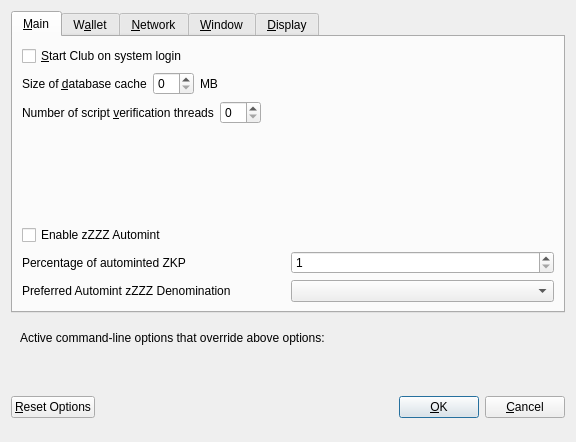
First picture: the form in src/qt/forms/optionsdialog.ui, repository jonspock/tessa, before the edit.
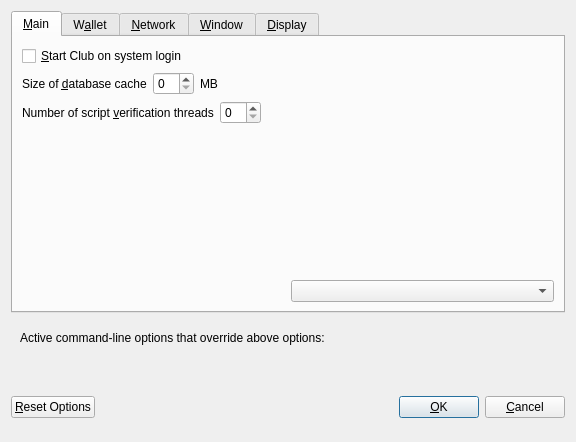
Second picture: the form after the edit. Custom widgets are drawn as their Qt base class.

Patch:
```diff
--- a/src/qt/forms/optionsdialog.ui
+++ b/src/qt/forms/optionsdialog.ui
@@ -130,41 +130,8 @@
          </property>
         </spacer>
        </item>
-       <item>
-        <widget class="QCheckBox" name="checkBoxZeromintEnable">
-         <property name="toolTip">
-          <string>Enable automatic minting of Club units to ZKP</string>
-         </property>
-         <property name="layoutDirection">
-          <enum>Qt::LeftToRight</enum>
-         </property>
-         <property name="text">
-          <string>Enable zZZZ Automint</string>
-         </property>
-        </widget>
-       </item>
        <item>
         <layout class="QHBoxLayout" name="horizontalLayout_3">
-         <item>
-          <widget class="QLabel" name="percentage_label">
-           <property name="toolTip">
-            <string>Percentage of incoming Club which get automatically converted to zZZZ via Zerocoin Protocol (min: 10%)</string>
-           </property>
-           <property name="text">
-            <string>Percentage of autominted ZKP</string>
-           </property>
-          </widget>
-         </item>
-         <item>
-          <widget class="QSpinBox" name="zeromintPercentage">
-           <property name="minimum">
-            <number>1</number>
-           </property>
-           <property name="maximum">
-            <number>100</number>
-           </property>
-          </widget>
-         </item>
         </layout>
        </item>
        <item>
@@ -180,12 +147,6 @@
              <height>16777215</height>
             </size>
            </property>
-           <property name="toolTip">
-            <string>Wait with automatic conversion to Zerocoin until enough Club for this denomination is available</string>
-           </property>
-           <property name="text">
-            <string>Preferred Automint zZZZ Denomination</string>
-           </property>
           </widget>
          </item>
          <item>
```
